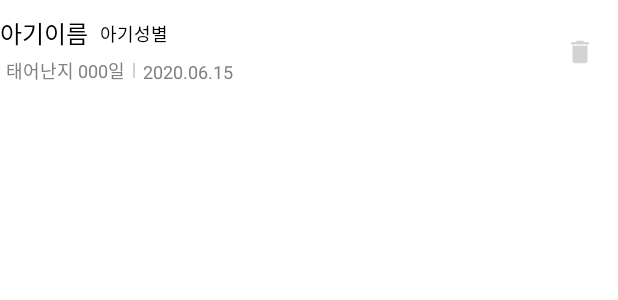
After one commit to J-comet/album, an Android app: the layout item_add_baby.xml on its own in the app's theme, with its tools: preview values and no code run, on a phone screen of 412 x 824 dp. The commit adds this screen. Shown: the top 300 px of the screen. Run offline under Robolectric (Android 15) with nearby library versions, the phone set to English and light mode, and no system bars.

Commit message:
앨범 생성 다이얼로그에서 아기추가되는 RecyclerView 구현

```diff
--- a/app/build.gradle
+++ b/app/build.gradle
@@ -96,5 +96,7 @@ dependencies {
     // optional - Test helpers for LiveData
     testImplementation("androidx.arch.core:core-testing:$arch_version")
 
+//    implementation 'androidx.fragment:fragment-ktx:1.3.5'
+//    implementation 'androidx.activity:activity-ktx:1.3.1'
 
 }
--- /dev/null
+++ b/app/src/main/res/drawable/ic_delete.xml
@@ -0,0 +1,10 @@
+<vector xmlns:android="http://schemas.android.com/apk/res/android"
+    android:width="24dp"
+    android:height="24dp"
+    android:viewportWidth="24"
+    android:viewportHeight="24"
+    android:tint="?attr/colorControlNormal">
+  <path
+      android:fillColor="@android:color/white"
+      android:pathData="M6,19c0,1.1 0.9,2 2,2h8c1.1,0 2,-0.9 2,-2V7H6v12zM19,4h-3.5l-1,-1h-5l-1,1H5v2h14V4z"/>
+</vector>
--- a/app/src/main/res/layout/dialog_create_album.xml
+++ b/app/src/main/res/layout/dialog_create_album.xml
@@ -137,6 +137,7 @@
             app:layout_constraintTop_toTopOf="@+id/textView8" />
 
         <androidx.constraintlayout.widget.ConstraintLayout
+            android:id="@+id/clayout_none_content"
             android:layout_width="0dp"
             android:layout_height="wrap_content"
             android:layout_marginTop="32dp"
--- /dev/null
+++ b/app/src/main/res/layout/item_add_baby.xml
@@ -0,0 +1,103 @@
+<?xml version="1.0" encoding="utf-8"?>
+<layout xmlns:android="http://schemas.android.com/apk/res/android"
+    xmlns:tools="http://schemas.android.com/tools"
+    xmlns:app="http://schemas.android.com/apk/res-auto">
+
+    <data>
+
+        <variable
+            name="addBabyData"
+            type="hs.project.album.data.AddBabyData" />
+
+    </data>
+
+    <androidx.constraintlayout.widget.ConstraintLayout
+        android:layout_width="match_parent"
+        android:layout_height="50dp"
+        android:layout_marginTop="10dp">
+
+        <TextView
+            android:id="@+id/tv_baby_name"
+            android:layout_width="wrap_content"
+            android:layout_height="wrap_content"
+            android:textColor="@color/black"
+            android:textSize="16dp"
+            app:layout_constraintStart_toStartOf="parent"
+            app:layout_constraintTop_toTopOf="parent"
+            android:text="@{addBabyData.name}"
+            tools:text="아기이름" />
+
+        <TextView
+            android:id="@+id/tv_baby_gender"
+            android:layout_width="wrap_content"
+            android:layout_height="wrap_content"
+            android:layout_marginStart="8dp"
+            android:text="@{addBabyData.gender}"
+            android:textColor="@color/black"
+            android:textSize="12dp"
+            app:layout_constraintBottom_toBottomOf="@+id/tv_baby_name"
+            app:layout_constraintStart_toEndOf="@+id/tv_baby_name"
+            app:layout_constraintTop_toTopOf="@+id/tv_baby_name"
+            tools:text="아기성별" />
+
+
+        <TextView
+            android:id="@+id/tv_birth_count"
+            android:layout_width="wrap_content"
+            android:layout_height="wrap_content"
+            android:layout_marginStart="4dp"
+            android:layout_marginTop="4dp"
+            android:text="@{addBabyData.countBirthday}"
+            android:textColor="@color/color_808080"
+            android:textSize="12dp"
+            app:layout_constraintStart_toStartOf="parent"
+            app:layout_constraintTop_toBottomOf="@+id/tv_baby_name"
+            tools:text="태어난지 000일" />
+
+        <View
+            android:id="@+id/view"
+            android:layout_width="1dp"
+            android:layout_height="10dp"
+            android:layout_marginStart="5dp"
+            android:background="@color/color_d3d3d3"
+            app:layout_constraintBottom_toBottomOf="@+id/tv_birth_count"
+            app:layout_constraintStart_toEndOf="@+id/tv_birth_count"
+            app:layout_constraintTop_toTopOf="@+id/tv_birth_count" />
+
+
+        <TextView
+            android:id="@+id/tv_birthday"
+            android:layout_width="0dp"
+            android:layout_height="wrap_content"
+            android:layout_marginStart="5dp"
+            android:layout_marginEnd="8dp"
+            android:text="@{addBabyData.birthday}"
+            android:textColor="@color/color_808080"
+            android:textSize="12dp"
+            app:layout_constraintBottom_toBottomOf="@+id/tv_birth_count"
+            app:layout_constraintEnd_toStartOf="@+id/btn_delete"
+            app:layout_constraintStart_toEndOf="@+id/view"
+            tools:text="2020.06.15" />
+
+        <LinearLayout
+            android:id="@+id/btn_delete"
+            android:layout_width="50dp"
+            android:layout_height="0dp"
+            android:gravity="center"
+            app:layout_constraintBottom_toBottomOf="parent"
+            app:layout_constraintEnd_toEndOf="parent"
+            app:layout_constraintTop_toTopOf="parent">
+
+            <ImageView
+                android:id="@+id/iv_delete"
+                android:layout_width="20dp"
+                android:layout_height="20dp"
+                android:background="@drawable/ic_delete"
+                android:backgroundTint="@color/color_d3d3d3" />
+
+        </LinearLayout>
+
+    </androidx.constraintlayout.widget.ConstraintLayout>
+
+
+</layout>
```
Also changed, not shown: app/src/main/java/hs/project/album/adapter/AddBabyAdapter.kt (added, +71 -0 lines), app/src/main/java/hs/project/album/data/AddBabyData.kt (added, +7 -0 lines), app/src/main/java/hs/project/album/dialog/AddBabyDialog.kt (+44 -22 lines), app/src/main/java/hs/project/album/dialog/CreateAlbumDialog.kt (+77 -23 lines), app/src/main/java/hs/project/album/util/Extensions.kt (added, +22 -0 lines), app/src/main/java/hs/project/album/viewmodel/AddBabyVM.kt (+13 -8 lines).
